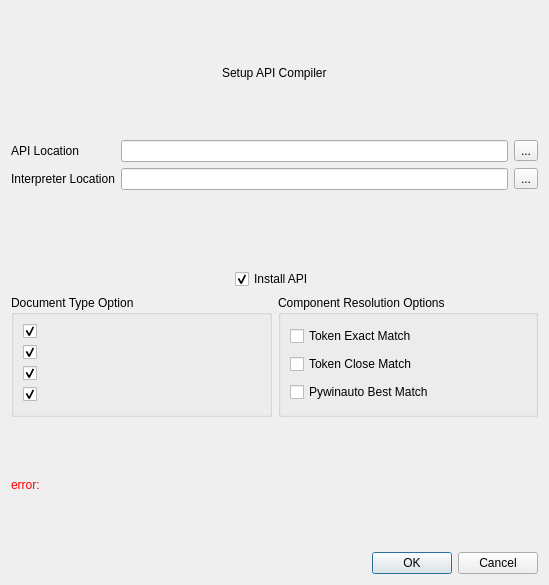
Qt form src/gui/ui/apicompilerdialog.ui (facade-technologies-inc/facile) before a commit.
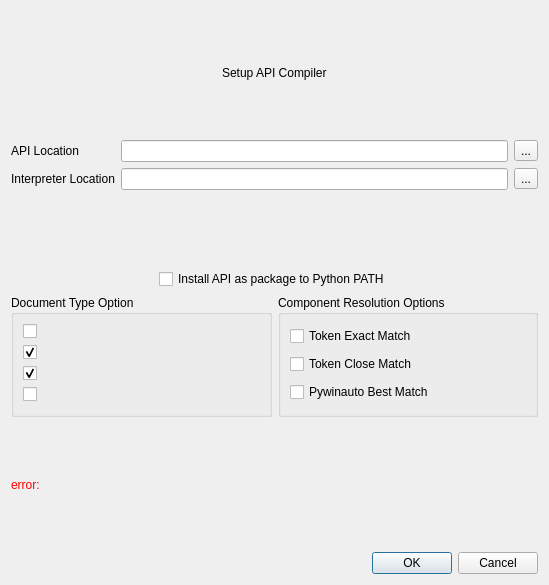
The same form after that commit. Icons and pictures are not drawn.

Patch:
```diff
--- a/src/gui/ui/apicompilerdialog.ui
+++ b/src/gui/ui/apicompilerdialog.ui
@@ -115,10 +115,10 @@
      <item>
       <widget class="QCheckBox" name="checkBoxInstallAPI">
        <property name="text">
-        <string>Install API</string>
+        <string>Install API as package to Python PATH</string>
        </property>
        <property name="checked">
-        <bool>true</bool>
+        <bool>false</bool>
        </property>
       </widget>
      </item>
@@ -161,7 +161,7 @@
            </size>
           </property>
           <property name="checked">
-           <bool>true</bool>
+           <bool>false</bool>
           </property>
          </widget>
         </item>
@@ -221,7 +221,7 @@
            </size>
           </property>
           <property name="checked">
-           <bool>true</bool>
+           <bool>false</bool>
           </property>
          </widget>
         </item>
```
Left out of the diff: 3 changed lines with no effect on the pictures.
